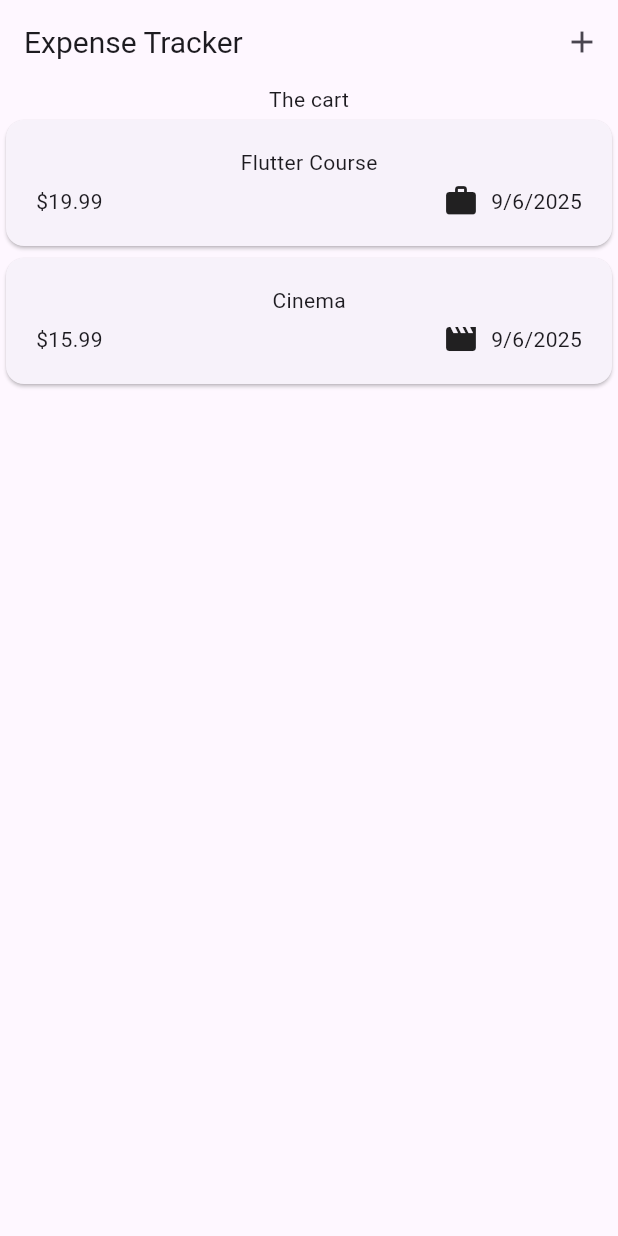
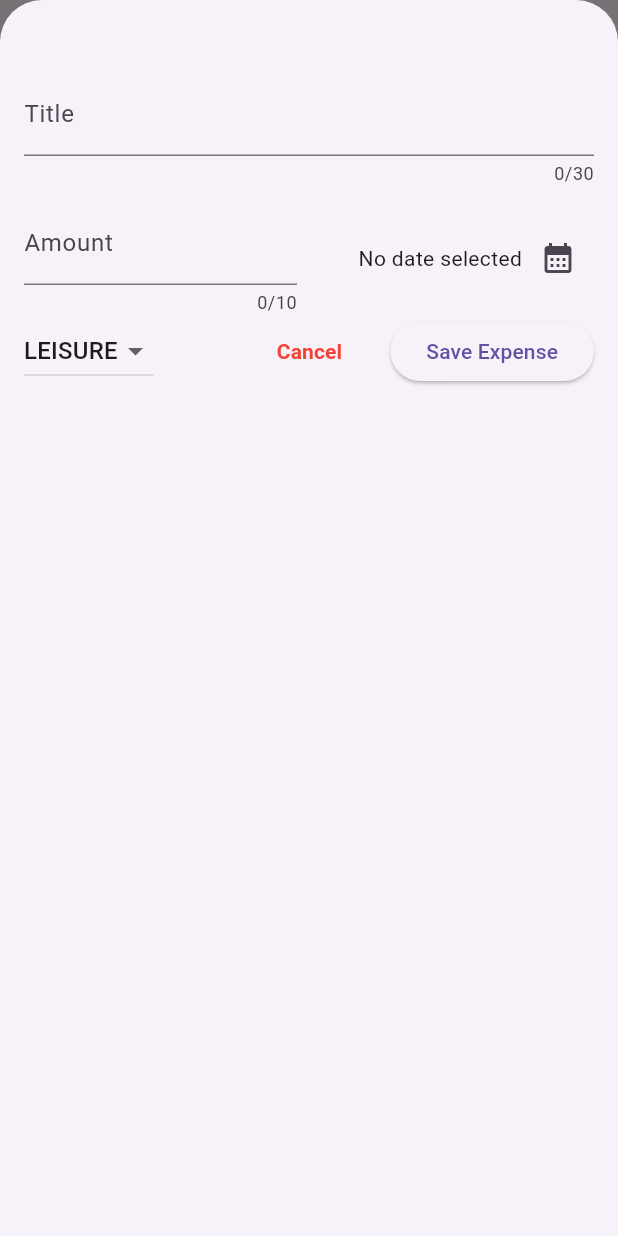
Before and after one commit to jayasaleh/expense_tracker, a Flutter app: the screen it shows after launch, after a tap on the "add" icon, on a phone screen of 412 x 824 dp. Run offline on Flutter 3.47's test engine with Material 3 defaults, Android fonts, the phone set to English and light mode, and no system bars.

Commit message:
feat(create and delete expense)

```diff
--- a/lib/expenses.dart
+++ b/lib/expenses.dart
@@ -1,5 +1,6 @@
 import 'package:expense_tracker/widgets/expenses_list.dart';
 import 'package:expense_tracker/models/expense.dart';
+import 'package:expense_tracker/widgets/new_expense.dart';
 import 'package:flutter/material.dart';
 
 class Expenses extends StatefulWidget {
@@ -26,18 +27,51 @@ class _ExpensesState extends State<Expenses> {
       category: Category.leisure,
     ),
   ];
+
+  void _openAddExpenseOverlay() {
+    showModalBottomSheet(
+      isScrollControlled: true,
+      context: context,
+      builder: (ctx) => NewExpense(onAddExpense: _addExpense),
+    );
+  }
+
+  void _addExpense(Expense expense) {
+    setState(() {
+      _registeredExpenses.add(expense);
+    });
+  }
+
+  void _removeExpense(Expense expense) {
+    setState(() {
+      _registeredExpenses.remove(expense);
+    });
+  }
+
   @override
   Widget build(BuildContext context) {
     return Scaffold(
       appBar: AppBar(
-        title: const Text('Expense Tracker', style: TextStyle(fontSize: 20)),
-
-        actions: [IconButton(icon: const Icon(Icons.add), onPressed: () => {})],
+        title: const Text(
+          'Expense Tracker',
+          style: TextStyle(fontSize: 20, fontWeight: FontWeight.w500),
+        ),
+        actions: [
+          IconButton(
+            icon: const Icon(Icons.add),
+            onPressed: () => _openAddExpenseOverlay(),
+          ),
+        ],
       ),
       body: Column(
         children: [
           const Text('The cart'),
-          Expanded(child: ExpensesList(expenses: _registeredExpenses)),
+          Expanded(
+            child: ExpensesList(
+              expenses: _registeredExpenses,
+              onRemoveExpense: _removeExpense,
+            ),
+          ),
         ],
       ),
     );
--- a/lib/widgets/expenses_list.dart
+++ b/lib/widgets/expenses_list.dart
@@ -1,19 +1,30 @@
-import 'dart:io';
+// import 'dart:io';
 
 import 'package:expense_tracker/models/expense.dart';
 import 'package:expense_tracker/widgets/expense_item.dart';
 import 'package:flutter/material.dart';
 
 class ExpensesList extends StatelessWidget {
-  const ExpensesList({super.key, required this.expenses});
-
+  const ExpensesList({
+    super.key,
+    required this.expenses,
+    required this.onRemoveExpense,
+  });
+  final void Function(Expense expense) onRemoveExpense;
   final List<Expense> expenses;
 
   @override
   Widget build(BuildContext context) {
     return ListView.builder(
       itemCount: expenses.length,
-      itemBuilder: (ctx, index) => ExpenseItem(expenses[index]),
+      //Dismissble=swipe to delete
+      itemBuilder: (ctx, index) => Dismissible(
+        key: ValueKey(expenses[index]),
+        onDismissed: (direction) {
+          onRemoveExpense(expenses[index]);
+        },
+        child: ExpenseItem(expenses[index]),
+      ),
     );
   }
 }
--- /dev/null
+++ b/lib/widgets/new_expense.dart
@@ -0,0 +1,198 @@
+import 'package:expense_tracker/models/expense.dart';
+import 'package:flutter/material.dart';
+import 'package:flutter/services.dart';
+
+class NewExpense extends StatefulWidget {
+  const NewExpense({super.key, required this.onAddExpense});
+
+  final void Function(Expense expense) onAddExpense;
+
+  @override
+  State<NewExpense> createState() {
+    return _NewExpenseState();
+  }
+}
+
+class _NewExpenseState extends State<NewExpense> {
+  //ketika pake Text editing controller, kita harus hapus controllernya di dispose method kalau tidak akan ada memory leak(memakai memory terus menerus)
+  final _titleController = TextEditingController();
+  final _amountController = TextEditingController();
+  DateTime? _selectedDate;
+  Category _selectedCategory = Category.leisure;
+  void _presentDatePicker() async {
+    final now = DateTime.now();
+    final firstDate = DateTime(now.year - 1, now.month, now.day);
+
+    /**showDatePicker mengembalikan data type Future<DateTime>
+    Future adalah tipe data di Dart yang merepresentasikan nilai yang belum ada sekarang, tapi akan tersedia di masa depan (future).
+    Bisa sukses → menghasilkan nilai.
+    Bisa gagal → menghasilkan error.
+    Karena showDatePicker itu operasi yang memakan waktu (user harus pilih tanggal dulu), jadi dia ngembaliin Future.
+    */
+    final pickDate = await showDatePicker(
+      context: context,
+      initialDate: now,
+      firstDate: firstDate,
+      lastDate: now,
+    );
+    //line dibawah ini bakal dieksekusi setelah user milih tanggal
+    setState(() {
+      _selectedDate = pickDate;
+    });
+    print(pickDate);
+  }
+
+  @override
+  void dispose() {
+    //memberi tahu flutter untuk menghapus controller ini dari memory
+    _titleController.dispose();
+    _amountController.dispose();
+    super.dispose();
+  }
+
+  void _submitExpenseDate() {
+    final enteredAmount = double.tryParse(
+      _amountController.text,
+    ); //kalau gagal parse, dia bakal jadi null
+    final amountIsInvalid = enteredAmount == null || enteredAmount <= 0;
+    if (_titleController.text.trim().isEmpty || amountIsInvalid) {
+      showDialog(
+        context: context,
+        builder: (ctx) => AlertDialog(
+          title: const Text('Invalid input'),
+          content: Text(
+            'Please make sure a valid title, amount, date and category was entered',
+          ),
+          actions: [
+            TextButton(
+              onPressed: () {
+                Navigator.pop(ctx);
+              },
+              child: const Text('Close'),
+            ),
+          ],
+        ),
+      );
+      return;
+    }
+    //widget ini untuk menambahkan data
+    widget.onAddExpense(
+      Expense(
+        title: _titleController.text,
+        amount: enteredAmount,
+        date: _selectedDate!,
+        category: _selectedCategory,
+      ),
+    );
+    //untuk menutup modal ketika menambahkan data
+    Navigator.pop(context);
+  }
+
+  @override
+  Widget build(BuildContext context) {
+    return Padding(
+      padding: const EdgeInsets.fromLTRB(16, 48, 16, 16),
+      child: Column(
+        children: [
+          TextField(
+            controller: _titleController,
+            maxLength: 30,
+            decoration: InputDecoration(label: Text('Title')),
+          ),
+
+          SizedBox(height: 10),
+
+          Row(
+            children: [
+              //tidak bisa menaruh Textfield didalam row tanpa Expanded
+              // karna row itu ukurannya sesuai dengan isinya, jadi kalau textfield tidak di expand, dia akan mengecil sesuai dengan isinya
+              Expanded(
+                child: TextField(
+                  controller: _amountController,
+                  keyboardType: TextInputType.numberWithOptions(decimal: true),
+                  inputFormatters: [
+                    FilteringTextInputFormatter.allow(
+                      RegExp(r'^\d*\.?\d{0,2}'),
+                    ),
+                  ],
+                  maxLength: 10,
+                  decoration: const InputDecoration(
+                    prefixText: '\$',
+                    label: Text('Amount'),
+                  ),
+                ),
+              ),
+
+              const SizedBox(width: 16),
+              Expanded(
+                child: Row(
+                  mainAxisAlignment: MainAxisAlignment.end,
+                  crossAxisAlignment: CrossAxisAlignment.center,
+                  children: [
+                    //memaksa dart untuk menganggap _selectedDate itu pasti ada isinya
+                    Text(
+                      _selectedDate == null
+                          ? 'No date selected'
+                          : formatter.format(_selectedDate!),
+                    ),
+                    //icon button bisa dipakai untuk button yang hanya berisi icon
+                    //punya onPressed property yang dipanggil ketika button ditekan
+                    IconButton(
+                      onPressed: _presentDatePicker,
+                      icon: const Icon(Icons.calendar_month),
+                    ),
+                  ],
+                ),
+              ),
+            ],
+          ),
+
+          Row(
+            children: [
+              DropdownButton(
+                value: _selectedCategory,
+                items: Category.values
+                    .map(
+                      (e) => DropdownMenuItem(
+                        value: e,
+                        child: Text(e.name.toUpperCase()),
+                      ),
+                    )
+                    .toList(),
+
+                onChanged: (value) {
+                  if (value == null) {
+                    return;
+                  }
+                  setState(() {
+                    _selectedCategory = value;
+                  });
+                },
+              ),
+              Spacer(),
+              TextButton(
+                onPressed: () {
+                  Navigator.pop(context); //tutup modal
+                },
+                child: Text(
+                  'Cancel',
+                  style: TextStyle(
+                    color: Colors.red,
+                    fontWeight: FontWeight.bold,
+                  ),
+                ),
+              ),
+              SizedBox(width: 20),
+              ElevatedButton(
+                onPressed: () {
+                  _submitExpenseDate();
+                },
+                child: Text('Save Expense'),
+              ),
+            ],
+          ),
+        ],
+      ),
+    );
+  }
+}
```
Also changed, not shown: 1 other file.
